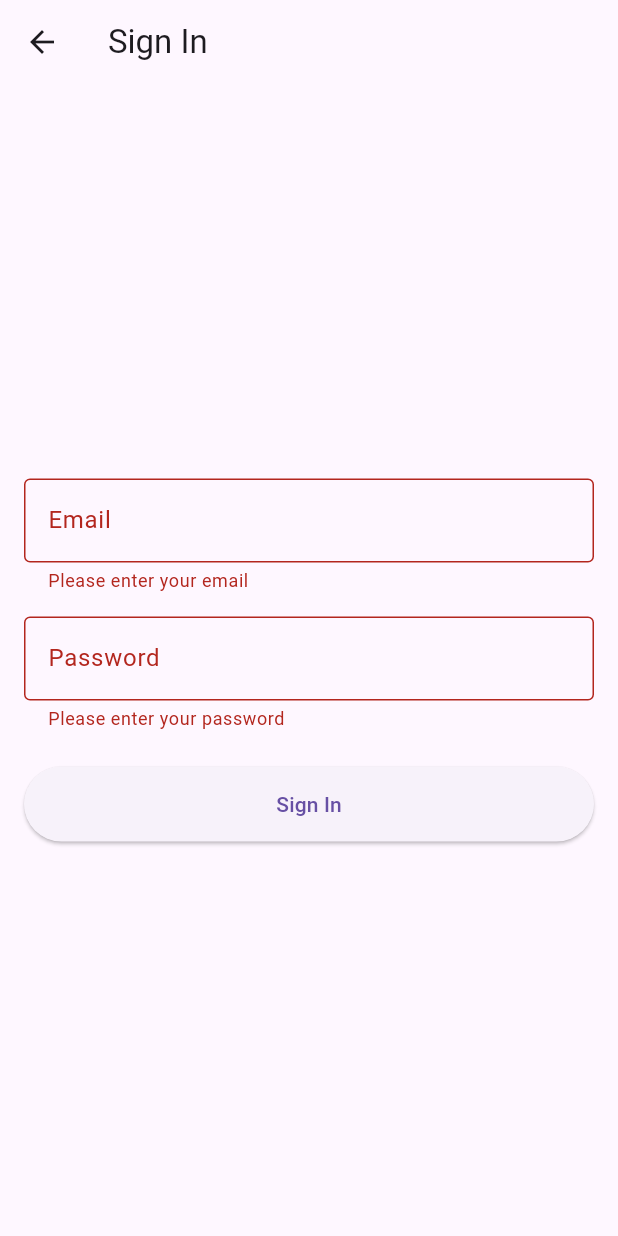
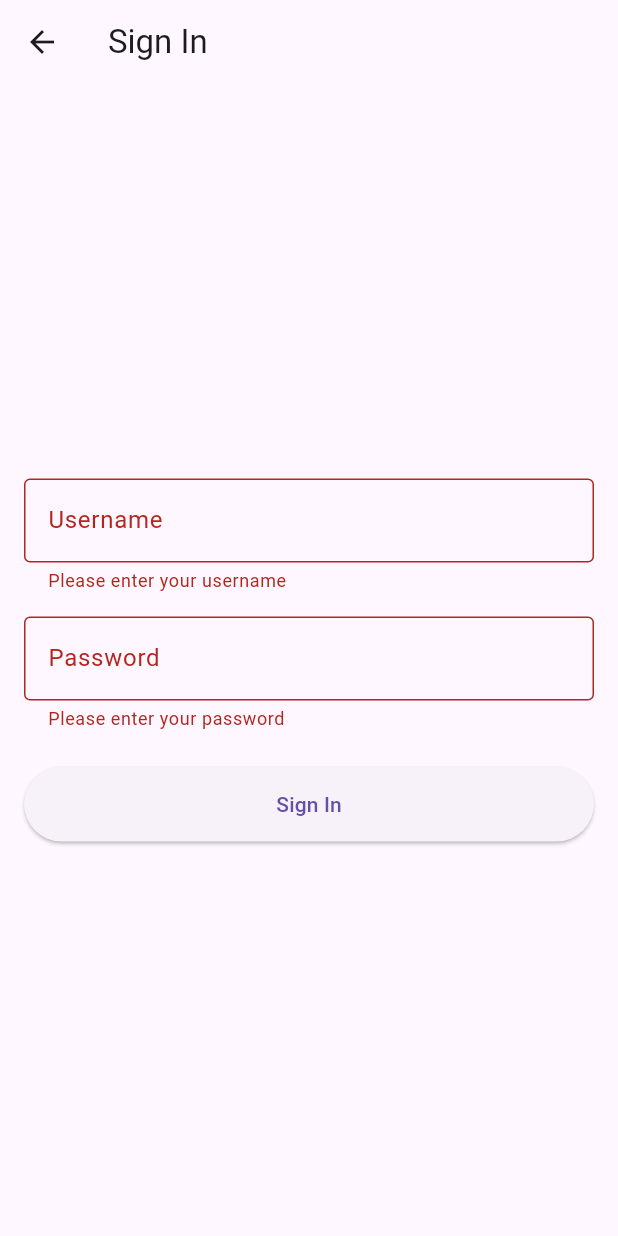
Before and after one commit to Atharv-iitr/Hangout-Planner-App, a Flutter app: the AuthForm screen opened directly, after a tap on "Sign In", on a phone screen of 412 x 824 dp. Run offline on Flutter 3.47's test engine with Material 3 defaults, Android fonts, the phone set to English and light mode, and no system bars; our stand-ins replace cloud_firestore, firebase_auth, firebase_core; accounts and stored records are empty.

Commit message:
Update auth_form.dart

```diff
--- a/lib/Pages/auth_form.dart
+++ b/lib/Pages/auth_form.dart
@@ -12,7 +12,7 @@ class AuthForm extends StatefulWidget {
 
 class _AuthFormState extends State<AuthForm> {
   final _formKey = GlobalKey<FormState>();
-  final _emailController = TextEditingController();
+  final _usernameController = TextEditingController();
   final _passwordController = TextEditingController();
   bool _isLoading = false;
 
@@ -23,15 +23,15 @@ class _AuthFormState extends State<AuthForm> {
 
     try {
       final authService = AuthService();
-      User? user = await authService.signInWithEmail(
-        _emailController.text.trim(),
+      User? user = await authService.signInWithUsername(
+        _usernameController.text.trim(),
         _passwordController.text.trim(),
       );
 
       if (user == null) {
         ScaffoldMessenger.of(context).showSnackBar(
           const SnackBar(
-            content: Text('Invalid credentials or not registered'),
+            content: Text('Invalid username or password'),
           ),
         );
       } else {
@@ -44,7 +44,7 @@ class _AuthFormState extends State<AuthForm> {
 
   @override
   void dispose() {
-    _emailController.dispose();
+    _usernameController.dispose();
     _passwordController.dispose();
     super.dispose();
   }
@@ -63,18 +63,20 @@ class _AuthFormState extends State<AuthForm> {
             mainAxisAlignment: MainAxisAlignment.center,
             children: [
               TextFormField(
-                controller: _emailController,
+                controller: _usernameController,
                 decoration: const InputDecoration(
-                  labelText: 'Email',
+                  labelText: 'Username',
                   border: OutlineInputBorder(),
                 ),
-                keyboardType: TextInputType.emailAddress,
                 validator: (value) {
                   if (value == null || value.isEmpty) {
-                    return 'Please enter your email';
+                    return 'Please enter your username';
                   }
-                  if (!value.contains('@')) {
-                    return 'Please enter a valid email';
+                  if (value.contains(' ')) {
+                    return 'Username cannot contain spaces';
+                  }
+                  if (value.length < 4) {
+                    return 'Username must be at least 4 characters';
                   }
                   return null;
                 },
```
